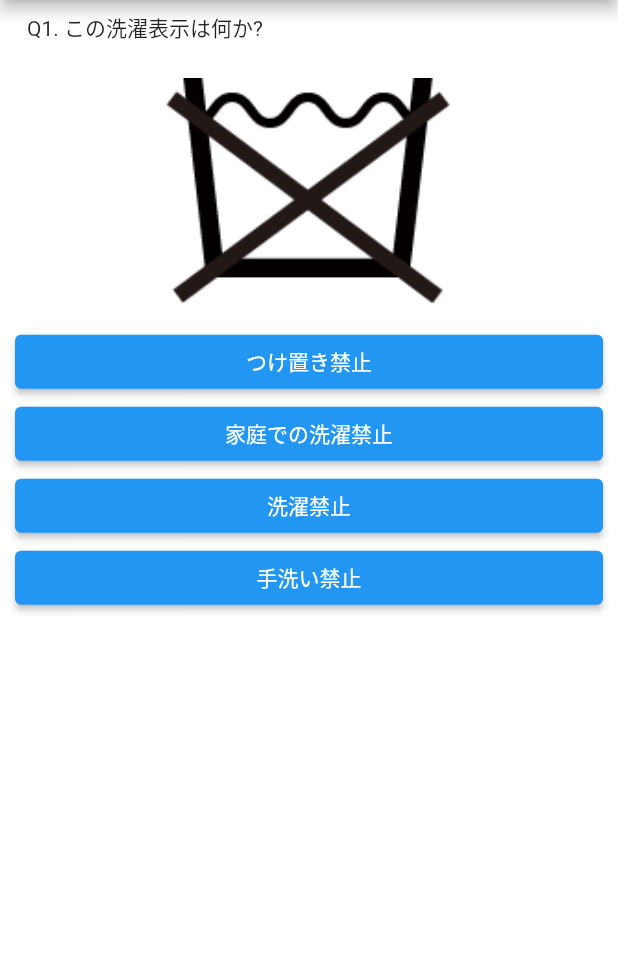
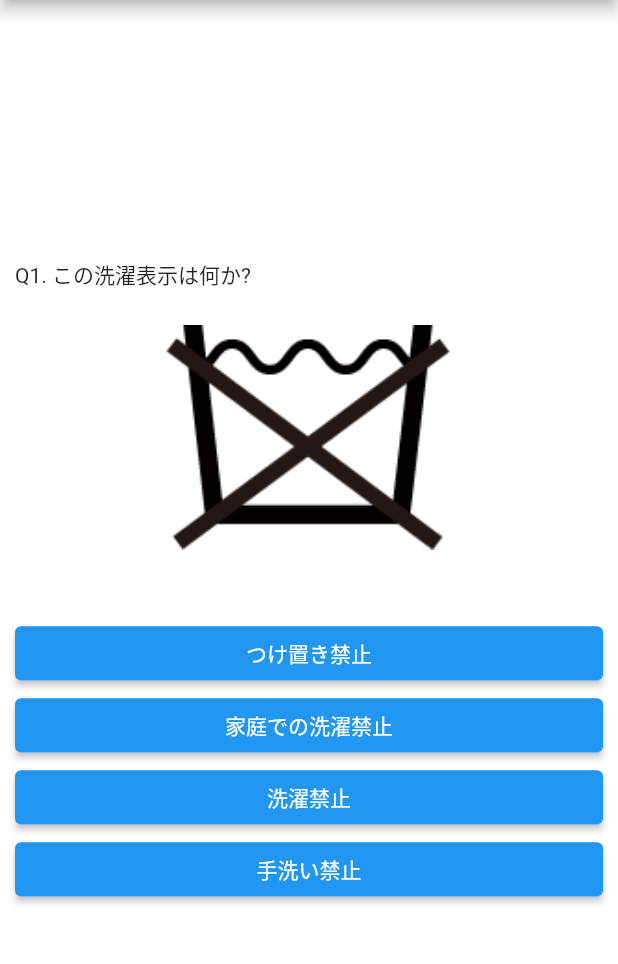
Before and after one commit to cygnu/washer_tag, a Flutter app: the screen it shows after launch, after a tap on "せんたく表示", on a phone screen of 412 x 824 dp, the part 84-1048 px from its top. Run offline on Flutter 3.47's test engine with Material 2 defaults, Android fonts, the phone set to English and light mode, and no system bars; our stand-ins replace flutter_riverpod.

Commit message:
feat: Add flutter_riverpod

```diff
--- a/lib/main.dart
+++ b/lib/main.dart
@@ -1,8 +1,13 @@
 import 'package:flutter/material.dart';
+import 'package:flutter_riverpod/flutter_riverpod.dart';
 import 'package:washer_quiz/screens/welcome_screen.dart';
 
 void main() {
-  runApp(const WasherQuiz());
+  runApp(
+    const ProviderScope(
+      child: WasherQuiz(),
+    ),
+  );
 }
 
 class WasherQuiz extends StatelessWidget {
--- /dev/null
+++ b/lib/quiz.dart
@@ -0,0 +1,7 @@
+final Quiz = [
+  {
+    "image": "images/100.gif",
+    "options": ["つけ置き禁止", "家庭での洗濯禁止", "洗濯禁止", "手洗い禁止"],
+    "correctIndex": 2,
+  },
+];
--- a/lib/screens/question_screen.dart
+++ b/lib/screens/question_screen.dart
@@ -13,13 +13,13 @@ class QuestionScreen extends StatelessWidget {
       backgroundColor: Colors.white,
       body: SafeArea(
         child: Padding(
-          padding: const EdgeInsets.symmetric(horizontal: 10.0),
+          padding: const EdgeInsets.all(10.0),
           child: Column(
-            mainAxisAlignment: MainAxisAlignment.start,
+            mainAxisAlignment: MainAxisAlignment.center,
             crossAxisAlignment: CrossAxisAlignment.stretch,
             children: [
               const Padding(
-                padding: EdgeInsets.all(8.0),
+                padding: EdgeInsets.symmetric(vertical: 8.0),
                 child: Text("Q1. この洗濯表示は何か?"),
               ),
               const Padding(
@@ -32,8 +32,10 @@ class QuestionScreen extends StatelessWidget {
                   fit: BoxFit.cover,
                 ),
               ),
+              const SizedBox(
+                height: 30.0,
+              ),
               Column(
-                mainAxisAlignment: MainAxisAlignment.spaceBetween,
                 children: const [
                   AnswerButton(
                     optionText: "つけ置き禁止",
```
